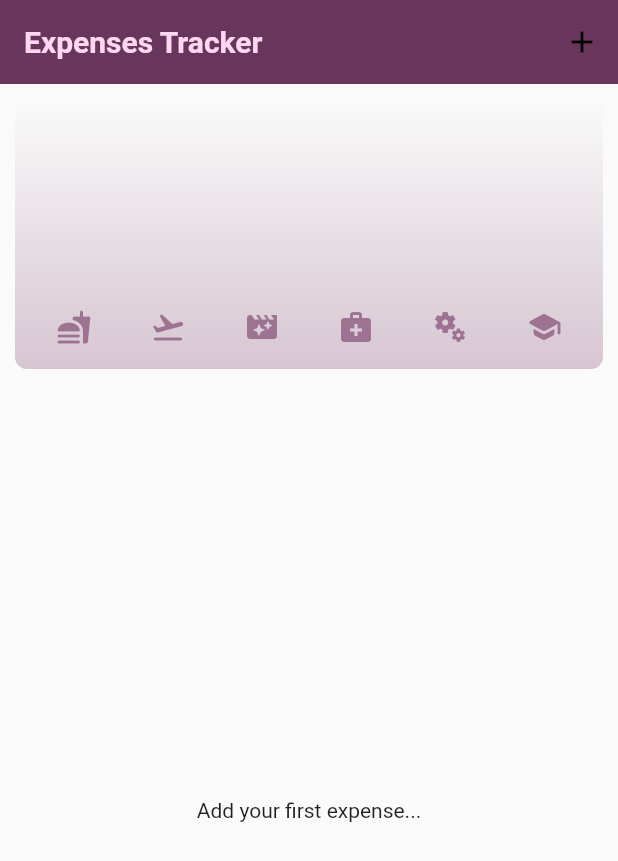
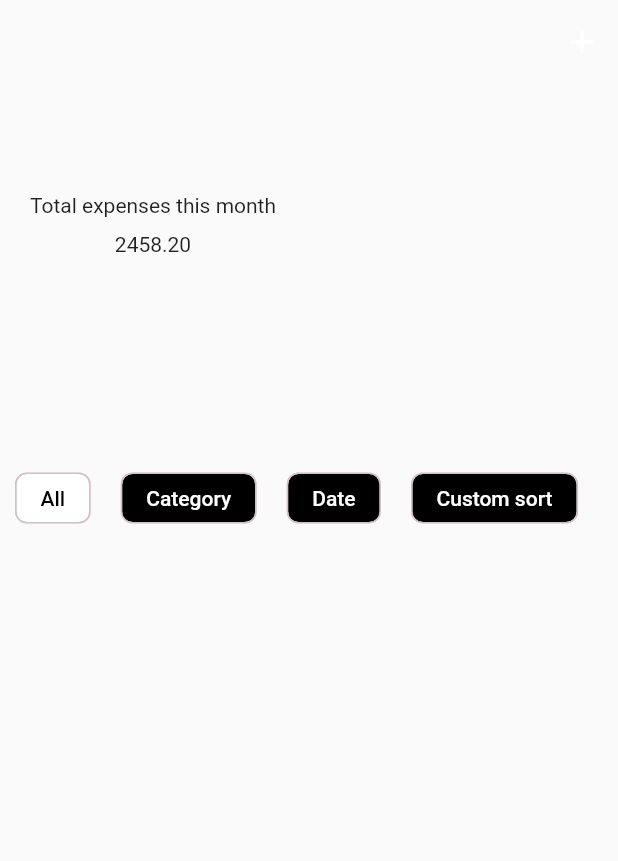
Before and after one commit to Thiruvikraman1998/Expense_tracker, a Flutter app: the screen it shows after launch, on a phone screen of 412 x 824 dp. Shown: the top 861 px of the screen. Run offline on Flutter 3.47's test engine with Material 2 defaults, Android fonts, the phone set to English and light mode, and no system bars.

Commit message:
Added Chip widgets for sortig Expenses

```diff
--- a/expenses_tracker_app/lib/screens/expenses_screen.dart
+++ b/expenses_tracker_app/lib/screens/expenses_screen.dart
@@ -1,5 +1,7 @@
 import 'package:expenses_tracker_app/models/expense_model.dart';
 import 'package:expenses_tracker_app/widgets/chart/chart.dart';
+import 'package:expenses_tracker_app/widgets/chips.dart';
+import 'package:expenses_tracker_app/widgets/expense_item_widget.dart';
 import 'package:expenses_tracker_app/widgets/expense_list_widget.dart';
 import 'package:expenses_tracker_app/widgets/input_modal_widget.dart';
 import 'package:flutter/material.dart';
@@ -12,23 +14,9 @@ class ExpenseScreen extends StatefulWidget {
 }
 
 class _ExpenseScreenState extends State<ExpenseScreen> {
-  final List<Expense> _savedExpense = [
-    // Expense(
-    //     title: 'Bag',
-    //     amount: 25.5,
-    //     date: DateTime.now(),
-    //     category: Category.misc),
-    // Expense(
-    //     title: 'Movie',
-    //     amount: 50,
-    //     date: DateTime.now(),
-    //     category: Category.entertainment),
-    // Expense(
-    //     title: 'Dominos',
-    //     amount: 100.8,
-    //     date: DateTime.now(),
-    //     category: Category.food)
-  ];
+  final List<Expense> _savedExpense = [];
+
+  final List chipItems = ["All", "Category", "Date", "Custom sort"];
 
   void _openInputFields() {
     showModalBottomSheet(
@@ -71,33 +59,89 @@ class _ExpenseScreenState extends State<ExpenseScreen> {
   @override
   Widget build(BuildContext context) {
     return Scaffold(
-      appBar: AppBar(
-        title: const Text(
-          "Expenses Tracker",
-          style: TextStyle(fontWeight: FontWeight.bold),
-        ),
+      body: CustomScrollView(
+        slivers: <Widget>[
+          SliverAppBar(
+            backgroundColor: Theme.of(context).scaffoldBackgroundColor,
+            pinned: true,
             actions: [
               IconButton(
                 onPressed: _openInputFields,
                 icon: const Icon(Icons.add),
-            color: Colors.black,
+                color: Colors.white,
               ),
             ],
+            expandedHeight: 300,
+            flexibleSpace: FlexibleSpaceBar(
+              background: Column(
+                crossAxisAlignment: CrossAxisAlignment.start,
+                mainAxisAlignment: MainAxisAlignment.center,
+                children: [
+                  Container(
+                    margin: const EdgeInsets.only(left: 20),
+                    child: const Column(
+                      children: [
+                        Text("Total expenses this month"),
+                        SizedBox(height: 10),
+                        Text("2458.20")
+                      ],
                     ),
-      body: Column(
-        children: [
-          Chart(expenses: _savedExpense),
-          Expanded(
-            child: _savedExpense.isEmpty
-                ? const Center(
-                    child: Text("Add your first expense..."),
                   )
-                : ExpensesList(
-                    expenses: _savedExpense,
-                    removeListItem: _removeExpenseData),
-          )
+                ],
+              ),
+            ),
+          ),
+          SliverToBoxAdapter(
+              child: SingleChildScrollView(
+            scrollDirection: Axis.horizontal,
+            child: Wrap(
+              children: List.generate(
+                chipItems.length,
+                (index) => StatefulBuilder(
+                  builder: (context, setState) => ChipsWidget(
+                      chipLabel: chipItems[index],
+                      isChipSelected: index == 0,
+                      selectedChipIndex: chipItems.indexOf(chipItems[index])),
+                  //isChipSelected: This property determines whether the chip is initially selected or not. It is assigned index == 0, which means it will be true only when the current index is 0 (representing the first chip in the list). So, only the first chip will have isChipSelected set to true, while the others will have it set to false.
+                  //By setting isChipSelected to true for the first chip initially, we ensure that it appears selected when the app is loaded, while the rest of the chips remain unselected.
+                ),
+              ),
+            ),
+          )),
+          ExpensesList(
+              expenses: _savedExpense, removeListItem: _removeExpenseData)
         ],
       ),
     );
   }
 }
+
+// Scaffold(
+//       appBar: AppBar(
+//         title: const Text(
+//           "Expenses Tracker",
+//           style: TextStyle(fontWeight: FontWeight.bold),
+//         ),
+//         actions: [
+//           IconButton(
+//             onPressed: _openInputFields,
+//             icon: const Icon(Icons.add),
+//             color: Colors.black,
+//           ),
+//         ],
+//       ),
+//       body: Column(
+//         children: [
+//           Chart(expenses: _savedExpense),
+//           Expanded(
+//             child: _savedExpense.isEmpty
+//                 ? const Center(
+//                     child: Text("Add your first expense..."),
+//                   )
+//                 : ExpensesList(
+//                     expenses: _savedExpense,
+//                     removeListItem: _removeExpenseData),
+//           )
+//         ],
+//       ),
+//     );
--- a/expenses_tracker_app/lib/widgets/chart/chart_bar.dart
+++ b/expenses_tracker_app/lib/widgets/chart/chart_bar.dart
@@ -16,12 +16,13 @@ class ChartBar extends StatelessWidget {
       child: Padding(
         padding: const EdgeInsets.symmetric(horizontal: 4),
         child: FractionallySizedBox(
+          widthFactor: 0.8,
           heightFactor: fill,
           child: DecoratedBox(
             decoration: BoxDecoration(
               shape: BoxShape.rectangle,
               borderRadius:
-                  const BorderRadius.vertical(top: Radius.circular(8)),
+                  const BorderRadius.vertical(top: Radius.circular(5)),
               color: isDarkMode
                   ? Theme.of(context).colorScheme.secondary
                   : Theme.of(context).colorScheme.primary.withOpacity(0.65),
--- /dev/null
+++ b/expenses_tracker_app/lib/widgets/chips.dart
@@ -0,0 +1,59 @@
+import 'package:flutter/material.dart';
+
+class ChipsWidget extends StatefulWidget {
+  final String chipLabel;
+  final bool isChipSelected;
+  final int selectedChipIndex;
+  const ChipsWidget(
+      {super.key,
+      required this.chipLabel,
+      this.isChipSelected = false,
+      required this.selectedChipIndex});
+
+  @override
+  State<ChipsWidget> createState() => _ChipsWidgetState();
+}
+
+class _ChipsWidgetState extends State<ChipsWidget> {
+  bool isChipSelected = false;
+  int selectedIndex = 0;
+
+  @override
+  void initState() {
+    setState(() {
+      isChipSelected = widget
+          .isChipSelected; // it comes as true for the first item alone and asigns true to the isChipSelected Local variable hence it will be selected on app loads for the first time.
+    });
+    super.initState();
+  }
+
+  void filterExpenses(index) {
+    if (index == 1) {}
+  }
+
+  @override
+  Widget build(BuildContext context) {
+    return GestureDetector(
+      onTap: () {
+        setState(() {
+          selectedIndex = widget.selectedChipIndex;
+          debugPrint(selectedIndex.toString());
+          isChipSelected = !isChipSelected;
+        });
+        filterExpenses(selectedIndex);
+      },
+      child: Container(
+        margin: const EdgeInsets.symmetric(horizontal: 10, vertical: 8),
+        child: Chip(
+          label: Text(
+            widget.chipLabel,
+            style:
+                TextStyle(color: isChipSelected ? Colors.black : Colors.white),
+          ),
+          //autofocus: true,
+          backgroundColor: isChipSelected ? Colors.white : Colors.black,
+        ),
+      ),
+    );
+  }
+}
--- a/expenses_tracker_app/lib/widgets/expense_list_widget.dart
+++ b/expenses_tracker_app/lib/widgets/expense_list_widget.dart
@@ -10,11 +10,10 @@ class ExpensesList extends StatelessWidget {
 
   @override
   Widget build(BuildContext context) {
-    expenses.sort((b, a) => a.title.compareTo(b.title));
-    return ListView.builder(
-      itemCount: expenses.length,
-      itemBuilder: (context, index) {
-        return Dismissible(
+    expenses.sort((a, b) => a.date.compareTo(b.date));
+    return SliverList(
+      delegate: SliverChildBuilderDelegate(
+          (context, index) => Dismissible(
                 background: Container(
                   padding: const EdgeInsetsDirectional.only(end: 40),
                   color: Theme.of(context).colorScheme.error,
@@ -34,8 +33,8 @@ class ExpensesList extends StatelessWidget {
                   removeListItem(expenses[index]);
                 },
                 child: ExpenseItem(expense: expenses[index]),
-        );
-      },
+              ),
+          childCount: expenses.length),
     );
   }
 }
--- a/expenses_tracker_app/pubspec.yaml
+++ b/expenses_tracker_app/pubspec.yaml
@@ -37,6 +37,8 @@ dependencies:
   cupertino_icons: ^1.0.2
   uuid: ^3.0.7
   intl: ^0.18.1
+  sqflite: ^2.2.8+4
+  path_provider: ^2.0.15
 
 dev_dependencies:
   flutter_test:
```
Also changed, not shown: 1 other file. Lines whose indentation alone changed are shown as unchanged.
